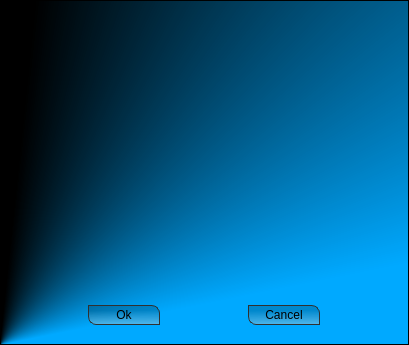
Before: the Qt Designer form bin/data/ui/fileview.ui in realXtend/tundra, drawn with Qt 5.
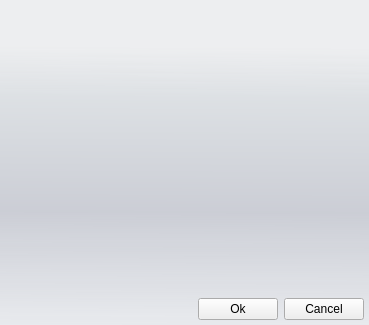
After: the same form once the commit is applied.

Commit message: AvatarEditor: Had to apply one space before tab name due to clipping issues, doesent affect code/functionality. Comms: disabled "hide" so user wont lose gui forever UI updates: * All the rest scene widgets themed now. And applied sane layouts/rearraged things * World main panel hover now more functional. Buttons more centered and clip issues removed * Lots of general tweaking

Patch:
```diff
--- a/bin/data/ui/fileview.ui
+++ b/bin/data/ui/fileview.ui
@@ -6,24 +6,20 @@
    <rect>
     <x>0</x>
     <y>0</y>
-    <width>409</width>
-    <height>345</height>
+    <width>369</width>
+    <height>325</height>
    </rect>
   </property>
   <property name="styleSheet">
-   <string>
+   <string notr="true">
     /* Containers */
     QFrame#MainFrame
     {
-        background-color: qconicalgradient(cx:0, cy:1, angle:277.2, stop:0.267045 rgba(0, 169, 255, 255), stop:0.465909 rgba(0, 0, 0, 255));
+	background-color: qlineargradient(spread:pad, x1:0.006, y1:0, x2:0, y2:1, stop:0.142045 rgba(229, 234, 243, 50), stop:0.295455 rgba(209, 215, 221, 150), stop:0.65 rgba(179, 183, 196, 150), stop:1 rgba(222, 227, 236, 100));
         padding: 5px;
     }
     
-    /* Other widgets */
-    QLabel
-    {
-        color: rgb(255,255,255);
-    }
+    /* Other widgets 
     
     QAbstractButton
     {
@@ -48,7 +44,7 @@
         color: rgb(0,0,0);
         background-color: qlineargradient(spread:pad, x1:0.488636, y1:0.273, x2:0.511, y2:1, stop:0 rgba(0, 169, 255, 255), stop:1 rgba(0, 0, 0, 50));
     }
-    </string>
+    */</string>
   </property>
   <layout class="QHBoxLayout" name="horizontalLayout">
    <property name="spacing">
@@ -66,10 +62,13 @@
       </size>
      </property>
      <property name="frameShape">
-      <enum>QFrame::StyledPanel</enum>
+      <enum>QFrame::NoFrame</enum>
      </property>
      <property name="frameShadow">
-      <enum>QFrame::Raised</enum>
+      <enum>QFrame::Plain</enum>
+     </property>
+     <property name="lineWidth">
+      <number>0</number>
      </property>
      <layout class="QVBoxLayout" name="verticalLayout">
       <property name="margin">
@@ -79,15 +78,12 @@
        <layout class="QVBoxLayout" name="verticalLayout_2">
         <item>
          <widget class="QWidget" name="widget" native="true">
+          <layout class="QVBoxLayout" name="verticalLayout_3">
+           <property name="margin">
+            <number>0</number>
+           </property>
+           <item>
           <widget class="QWidget" name="widgetFileView" native="true">
-           <property name="geometry">
-            <rect>
-             <x>0</x>
-             <y>-4</y>
-             <width>397</width>
-             <height>288</height>
-            </rect>
-           </property>
            <property name="sizePolicy">
             <sizepolicy hsizetype="Expanding" vsizetype="Expanding">
              <horstretch>0</horstretch>
@@ -95,15 +91,9 @@
             </sizepolicy>
            </property>
           </widget>
+           </item>
+           <item>
           <widget class="QWidget" name="widgetButtons" native="true">
-           <property name="geometry">
-            <rect>
-             <x>0</x>
-             <y>290</y>
-             <width>397</width>
-             <height>39</height>
-            </rect>
-           </property>
            <property name="sizePolicy">
             <sizepolicy hsizetype="Preferred" vsizetype="Maximum">
              <horstretch>0</horstretch>
@@ -111,12 +101,22 @@
             </sizepolicy>
            </property>
            <layout class="QHBoxLayout" name="horizontalLayout_2">
-            <property name="leftMargin">
+              <property name="margin">
              <number>0</number>
             </property>
-            <property name="rightMargin">
-             <number>0</number>
-            </property>
+              <item>
+               <spacer name="horizontalSpacer">
+                <property name="orientation">
+                 <enum>Qt::Horizontal</enum>
+                </property>
+                <property name="sizeHint" stdset="0">
+                 <size>
+                  <width>40</width>
+                  <height>20</height>
+                 </size>
+                </property>
+               </spacer>
+              </item>
             <item>
              <widget class="QPushButton" name="buttonOk">
               <property name="sizePolicy">
@@ -145,6 +145,8 @@
             </item>
            </layout>
           </widget>
+           </item>
+          </layout>
          </widget>
         </item>
        </layout>
```
Left out of the diff: 3 changed lines with no effect on the pictures. Lines whose indentation alone changed are shown as unchanged. The commit also changes 18 other files.
